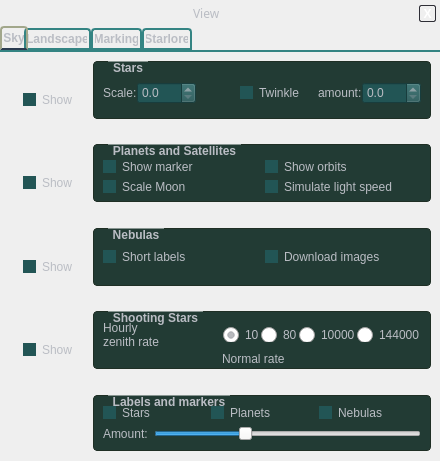
Old version of the form src/gui/viewDialog.ui in the repository 519984307/stellarium_src.
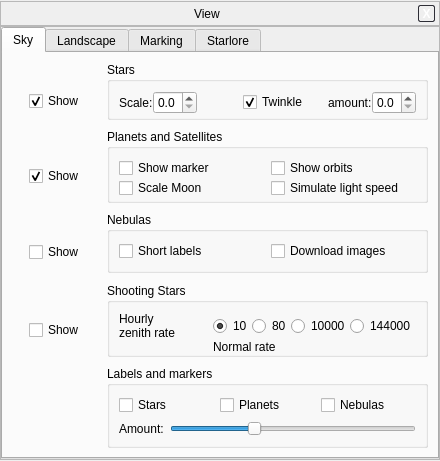
New version of the form. The open tabs and pages were chosen to show the change. Icons and pictures are not drawn. Custom widgets are drawn as their Qt base class.

Commit message: Got rid of mainGui.ui and transfered all code into NewGui.cpp. Style Sheet is now external.

```diff
--- a/src/gui/viewDialog.ui
+++ b/src/gui/viewDialog.ui
@@ -16,277 +16,7 @@
    <string>Form</string>
   </property>
   <property name="styleSheet" >
-   <string>QFrame {
-	background: qlineargradient(x1: 0, y1: 0, x2: 0, y2: 1, stop: 0 	#2a3b50, stop: 1 #19233c);
-	border: 0px;
-	color : #babdc4;
-    font-family: "DejaVu";
-}
-
-DialogFrame {
-  border-width: 1px;
-  border-style: solid;
-  border-color: #081f25;
-}
-
-ResizeFrame {
- background-image: url(data/gui/resize.png);
-}
-
-QLabel {
-	background: None;
-}
-
-QLineEdit {
-     border: 1.5px solid #2e2e36;
-     border-radius: 10px;
-     padding: 0 8px;
-     background: white;
-     selection-background-color: darkgray;
- }
-
-QPushButton {
-  border: 1.5px solid #2e2e36;
-  border-radius: 10px;
-  background-color: qlineargradient(x1: 0, y1: 0, x2: 0, y2: 1,
-   stop: 0 #f6f7fa, stop: 1 #dadbde);
-}
-
-QPushButton:pressed {
- background-color: qlineargradient(x1: 0, y1: 0, x2: 0, y2: 1,
-   stop: 0 #babbde, stop: 1 #d6d7fa);
-}
-
-QScrollBar:vertical {
- border: 1px solid #2e2e36;
- background: #4a4b50;
- width: 15px;
-         margin: 22px 0px 22px 0px;
-     }
-
-QScrollBar::handle:vertical {
-    border: 2px solid #4a4b50;
-    background: qlineargradient(x1: 0, y1: 0, x2: 1, y2: 0,
-   stop: 0 #c6c7ca, stop: 1 #aaabae);
-	border-radius: 4px;
-	min-height: 20px;
-}
-
-QScrollBar::add-line:vertical {
-         border: 3px solid #2e2e36;
-         background: #36375c;
-         height: 20px;
-         border-radius: 5px;
-         subcontrol-position: bottom;
-         subcontrol-origin: margin;
- }
-
-QScrollBar::sub-line:vertical {
-         border: 3px solid #2e2e36;
-         background: #36375c;
-         height: 20px;
-         border-radius: 5px;
-         subcontrol-position: top;
-         subcontrol-origin: margin;
- }
-
-QScrollBar:left-arrow:vertical, QScrollBar::right-arrow:vertical {
-         border: 2px solid grey;
-         width: 3px;
-         height: 3px;
-         background: white;
- }
-
-QScrollBar::add-page:vertical, QScrollBar::sub-page:vertical {
-         background: none;
- }
-
-QGroupBox {
-     border: 1px solid #1f2f25;
-     border-radius: 4px;
-     margin-top: 1ex;
-     font-weight: bold;
-     background: solid #223B34;
- }
-
-QGroupBox::title {
-     subcontrol-origin: margin;
-     padding: 0px 3px;
-     color : #babdc4;
-	 left: 15px
- }
-
-
-QTabWidget::pane {
-   border-top: 2px solid #348483;
-}
-
-/* Style the tab using the tab sub-control. Note that
-         it reads QTabBar _not_ QTabWidget */
-QTabBar::tab {
-    font : bold;
-    background: qlineargradient(x1: 0, y1: 0, x2: 0, y2: 1, stop: 0 	#2a3b50, stop: 1 #19233c);
-    border: 2px solid #348483;
-    border-bottom-color: #348483; /* same as the pane color */
-    border-top-left-radius: 4px;
-    border-top-right-radius: 4px;
-    min-width: 10ex;
-    padding: 2px;
-    color: #babdc4;
-}
-
-     QTabBar::tab:selected, QTabBar::tab:hover {
-         background: qlineargradient(x1: 0, y1: 0, x2: 0, y2: 1, stop: 0 	#19233c, stop: 1 #2a3b50);
-     }
-
-     QTabBar::tab:selected {
-         border-color: #A2A78B;
-         border-bottom-color: #2a3b50; /* same as pane color */
-     }
-
-     QTabBar::tab:!selected {
-         margin-top: 2px; /* make non-selected tabs look smaller */
-     }
-
-     /* make use of negative margins for overlapping tabs */
-     QTabBar::tab:selected {
-         /* expand/overlap to the left and right by 4px */
-         margin-left: -4px;
-         margin-right: -4px;
-     }
-
-     QTabBar::tab:first:selected {
-         margin-left: 0; /* the first selected tab has nothing to overlap with on the left */
-     }
-
-     QTabBar::tab:last:selected {
-         margin-right: 0; /* the last selected tab has nothing to overlap with on the right */
-     }
-
-     QTabBar::tab:only-one {
-         margin: 0; /* if there is only one tab, we don't want overlapping margins */
-     }
-
-QListWidget {
- 	background: solid #121324;
-	border: 1px;
-    border-radius: 4px;
-    border-color: #081f25;
-    border-style: solid;
-  selection-background-color: #2a3b50;
-}
-
-QCheckBox
-{
-  color : #babdc4;
-}
-QCheckBox::indicator
-{
-  width: 13px;
-  height: 13px;
-  background-color: #225555;
-}
-QCheckBox::indicator:checked
-{
-     image: url(:/graphicGui/gui/checkbox-checked.png);
-}
-QCheckBox::indicator:unchecked
-{
-     image: url(:/graphicGui/gui/checkbox-unchecked.png);
-}
-
-QRadioButton
-{
-  color : #babdc4;
-}
-QRadioButton::indicator
-{
-  width: 13px;
-  height: 13px;
-  margin-left: 4px;
-}
-QRadioButton::indicator:checked
-{
-     image: url(:/graphicGui/gui/radio-checked.png);
-}
-QRadioButton::indicator:unchecked
-{
-     image: url(:/graphicGui/gui/radio-unchecked.png);
-}
-
-QSpinBox {
-     padding-right: 15px; /* make room for the arrows */
-     border-image: url(:/images/frame.png) 4;
-     border-width: 3;
-background-color: #225555;
-color : #babdc4;
- }
-
- QSpinBox::up-button {
-     subcontrol-origin: border;
-     subcontrol-position: top right; /* position at the top right corner */
-
-     width: 16px; /* 16 + 2*1px border-width = 15px padding + 3px parent border */
-     border-image: url(:/images/spinup.png) 1;
-     border-width: 1px;
-
- }
-
- QSpinBox::up-button:hover {
-     border-image: url(:/images/spinup_hover.png) 1;
- }
-
- QSpinBox::up-button:pressed {
-     border-image: url(:/images/spinup_pressed.png) 1;
- }
-
- QSpinBox::up-arrow {
-     image: url(:/images/up_arrow.png);
-     width: 7px;
-     height: 7px;
- }
-
- QSpinBox::up-arrow:disabled, QSpinBox::up-arrow:off { /* off state when value is max */
-    image: url(:/images/up_arrow_disabled.png);
- }
-
- QSpinBox::down-button {
-     subcontrol-origin: border;
-     subcontrol-position: bottom right; /* position at bottom right corner */
-
-     width: 16px;
-     border-image: url(:/images/spindown.png) 1;
-     border-width: 1px;
-     border-top-width: 0;
- }
-
- QSpinBox::down-button:hover {
-     border-image: url(:/images/spindown_hover.png) 1;
- }
-
- QSpinBox::down-button:pressed {
-     border-image: url(:/images/spindown_pressed.png) 1;
- }
-
- QSpinBox::down-arrow {
-     image: url(:/images/down_arrow.png);
-     width: 7px;
-     height: 7px;
- }
-
- QSpinBox::down-arrow:disabled,
- QSpinBox::down-arrow:off { /* off state when value in min */
-    image: url(:/images/down_arrow_disabled.png);
- }
-
-QDoubleSpinBox {
-     padding-right: 15px; /* make room for the arrows */
-     border-image: url(:/images/frame.png) 4;
-     border-width: 3;
-background-color: #225555;
-color : #babdc4;
- }
-</string>
+   <string/>
   </property>
   <layout class="QVBoxLayout" >
    <property name="spacing" >
@@ -351,72 +81,13 @@
        <widget class="QLabel" name="LocationBarLabel" >
         <property name="palette" >
          <palette>
-          <active>
-           <colorrole role="WindowText" >
-            <brush brushstyle="SolidPattern" >
-             <color alpha="255" >
-              <red>186</red>
-              <green>189</green>
-              <blue>196</blue>
-             </color>
-            </brush>
-           </colorrole>
-           <colorrole role="Text" >
-            <brush brushstyle="SolidPattern" >
-             <color alpha="255" >
-              <red>186</red>
-              <green>189</green>
-              <blue>196</blue>
-             </color>
-            </brush>
-           </colorrole>
-          </active>
-          <inactive>
-           <colorrole role="WindowText" >
-            <brush brushstyle="SolidPattern" >
-             <color alpha="255" >
-              <red>186</red>
-              <green>189</green>
-              <blue>196</blue>
-             </color>
-            </brush>
-           </colorrole>
-           <colorrole role="Text" >
-            <brush brushstyle="SolidPattern" >
-             <color alpha="255" >
-              <red>186</red>
-              <green>189</green>
-              <blue>196</blue>
-             </color>
-            </brush>
-           </colorrole>
-          </inactive>
-          <disabled>
-           <colorrole role="WindowText" >
-            <brush brushstyle="SolidPattern" >
-             <color alpha="255" >
-              <red>186</red>
-              <green>189</green>
-              <blue>196</blue>
-             </color>
-            </brush>
-           </colorrole>
-           <colorrole role="Text" >
-            <brush brushstyle="SolidPattern" >
-             <color alpha="255" >
-              <red>186</red>
-              <green>189</green>
-              <blue>196</blue>
-             </color>
-            </brush>
-           </colorrole>
-          </disabled>
+          <active/>
+          <inactive/>
+          <disabled/>
          </palette>
         </property>
         <property name="font" >
-         <font>
-          <family>DejaVu</family>
-         </font>
+         <font/>
         </property>
         <property name="styleSheet" >
          <string/>
```
Left out of the diff: 2 changed lines with no effect on the pictures. The commit also changes 3 other files.
